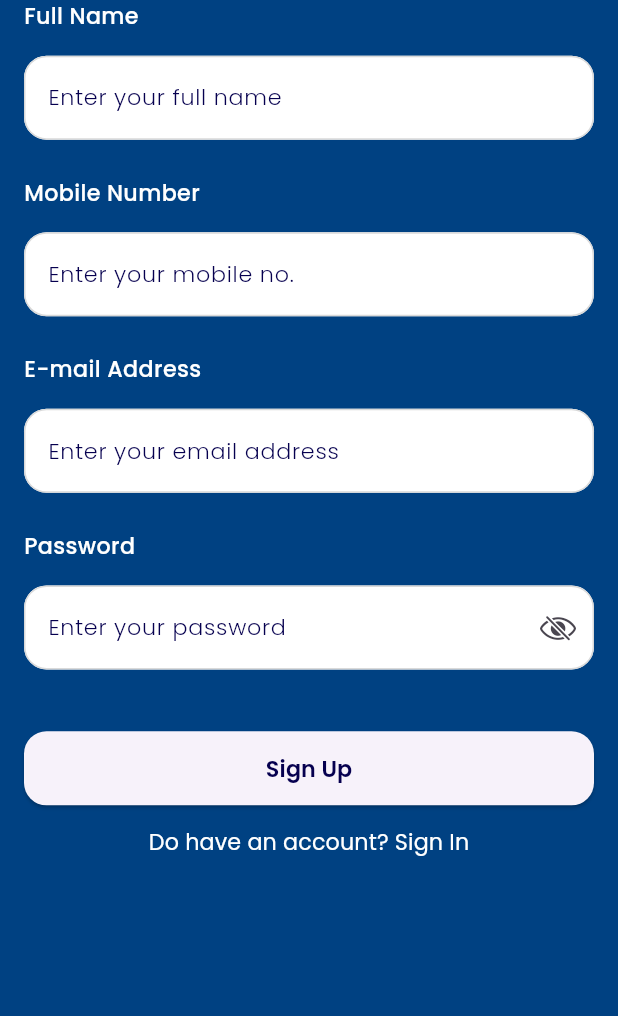
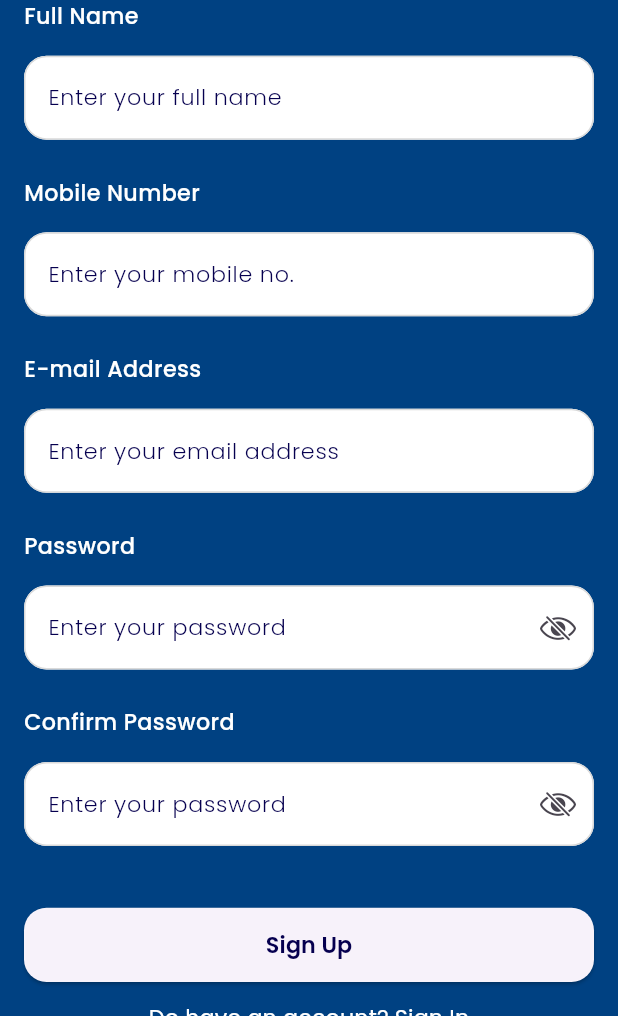
Before and after one commit to MostafaEsmail98/e_commerce, a Flutter app: the SignUp screen opened by its route, on a phone screen of 412 x 824 dp, the part 220-1236 px from its top. Run offline on Flutter 3.47's test engine with Material 3 defaults, Android fonts, the phone set to English and light mode, and no system bars; our stand-ins replace bloc, connectivity_plus, dartz, dio, flutter_bloc, flutter_svg and 3 more; accounts and stored records are empty.

Commit message:
finish logic of sign up screen

```diff
--- a/lib/core/database/api/endpoints.dart
+++ b/lib/core/database/api/endpoints.dart
@@ -1,6 +1,7 @@
 class Endpoints {
   static String endpoint = "https://ecommerce.routemisr.com/api/v1/";
   static String signIn = "auth/signin";
+  static String signUp = "auth/signup";
 }
 
 class ApiKey {
--- a/lib/core/params/params.dart
+++ b/lib/core/params/params.dart
@@ -4,3 +4,13 @@ class SignInParams {
 
   SignInParams({required this.email, required this.password});
 }
+
+class SignUpParams {
+  final String email;
+  final String password;
+  final String rePassword;
+  final String name;
+  final String mobil;
+
+  SignUpParams({required this.name, required this.mobil, required this.email, required this.password, required  this.rePassword});
+}
--- a/lib/features/auth/data/dataSoures/remoteData/remote_sign_in_impl.dart
+++ b/lib/features/auth/data/dataSoures/remoteDataSignIn/remote_sign_in_impl.dart
@@ -3,7 +3,7 @@ import 'package:e_commrece/core/database/api/api_consumer.dart';
 import 'package:e_commrece/core/database/api/endpoints.dart';
 import 'package:e_commrece/core/errors/error_model.dart';
 import 'package:e_commrece/core/params/params.dart';
-import 'package:e_commrece/features/auth/data/dataSoures/remoteData/remote_sign_in.dart';
+import 'package:e_commrece/features/auth/data/dataSoures/remoteDataSignIn/remote_sign_in.dart';
 import 'package:e_commrece/features/auth/data/models/sign_in_model.dart';
 
 import '../../../../../core/errors/exceptions.dart';
--- /dev/null
+++ b/lib/features/auth/data/dataSoures/remoteDataSignUp/remote_sign_up_impl.dart
@@ -0,0 +1,31 @@
+import 'package:dartz/dartz.dart';
+import 'package:e_commrece/core/database/api/api_consumer.dart';
+import 'package:e_commrece/core/database/api/endpoints.dart';
+import 'package:e_commrece/core/errors/error_model.dart';
+import 'package:e_commrece/core/errors/exceptions.dart';
+import 'package:e_commrece/core/params/params.dart';
+import 'package:e_commrece/features/auth/data/dataSoures/remoteDataSignUp/remote_sign_up.dart';
+import 'package:e_commrece/features/auth/data/models/sign_up_model.dart';
+
+class RemoteSignUpImpl extends RemoteSignUp {
+  ApiConsumer api;
+
+  RemoteSignUpImpl({required this.api});
+
+  @override
+  Future<Either<ErrorModel, SignUpModel>> postNewUser(
+      {required SignUpParams params}) async {
+    try {
+   var response = await api.post(Endpoints.signUp, data: {
+        "name": params.name,
+        "email": params.email,
+        "password": params.password,
+        "rePassword":params.rePassword,
+        "phone":params.mobil
+      });
+  return Right(SignUpModel.fromJson(response));
+    } on ServerExceptions catch (e) {
+      return Left(ErrorModel(errMassage: e.errorModel.errMassage));
+    }
+  }
+}
--- a/lib/features/auth/data/repositery/sign_in_repo_impl.dart
+++ b/lib/features/auth/data/repositery/sign_in_repo_impl.dart
@@ -1,9 +1,10 @@
 import 'package:dartz/dartz.dart';
 import 'package:e_commrece/core/errors/error_model.dart';
 import 'package:e_commrece/core/params/params.dart';
-import 'package:e_commrece/features/auth/data/dataSoures/remoteData/remote_sign_in.dart';
 import 'package:e_commrece/features/auth/domain/entities/sign_in_entity.dart';
 import 'package:e_commrece/features/auth/domain/repositery/sign_in_repo.dart';
+
+import '../dataSoures/remoteDataSignIn/remote_sign_in.dart';
 
 class SignInRepoImpl extends SignInRepo {
   RemoteSignIn remoteSignIn;
--- /dev/null
+++ b/lib/features/auth/data/repositery/sign_up_repo_impl.dart
@@ -0,0 +1,18 @@
+import 'package:dartz/dartz.dart';
+import 'package:e_commrece/core/errors/error_model.dart';
+import 'package:e_commrece/core/params/params.dart';
+import 'package:e_commrece/features/auth/data/dataSoures/remoteDataSignUp/remote_sign_up.dart';
+import 'package:e_commrece/features/auth/domain/entities/sign_up_entity.dart';
+import 'package:e_commrece/features/auth/domain/repositery/sign_up_repo.dart';
+
+class SignUpRepoImpl extends SignUpRepo {
+  RemoteSignUp remoteSignUp;
+
+  SignUpRepoImpl({required this.remoteSignUp});
+
+  @override
+  Future<Either<ErrorModel, SignUpEntity>> postNewUser(
+      {required SignUpParams params}) async{
+    return await remoteSignUp.postNewUser(params: params);
+  }
+}
--- /dev/null
+++ b/lib/features/auth/domain/entities/sign_up_entity.dart
@@ -0,0 +1,18 @@
+
+
+class SignUpEntity {
+  final UserNewEntity user;
+
+  final String token;
+
+  SignUpEntity({required this.user, required this.token});
+}
+
+
+
+class UserNewEntity {
+  final String name ;
+  final String email ;
+
+  UserNewEntity({required this.name, required this.email});
+}
--- /dev/null
+++ b/lib/features/auth/domain/usesCase/sign_up_use_cases.dart
@@ -0,0 +1,15 @@
+import 'package:dartz/dartz.dart';
+import 'package:e_commrece/core/errors/error_model.dart';
+import 'package:e_commrece/core/params/params.dart';
+import 'package:e_commrece/features/auth/domain/entities/sign_up_entity.dart';
+import 'package:e_commrece/features/auth/domain/repositery/sign_up_repo.dart';
+
+class SignUpUseCases {
+  SignUpRepo signUpRepo;
+
+  SignUpUseCases({required this.signUpRepo});
+
+  Future<Either<ErrorModel, SignUpEntity>> call({required SignUpParams params}){
+    return signUpRepo.postNewUser(params: params);
+  }
+}
--- a/lib/features/auth/presentation/manager/sign_in_cubit/sign_in_cubit.dart
+++ b/lib/features/auth/presentation/manager/sign_in_cubit/sign_in_cubit.dart
@@ -1,13 +1,13 @@
 import 'package:bloc/bloc.dart';
 import 'package:dio/dio.dart';
 import 'package:e_commrece/core/database/api/dio_consumer.dart';
-import 'package:e_commrece/features/auth/data/dataSoures/remoteData/remote_sign_in_impl.dart';
 import 'package:e_commrece/features/auth/data/repositery/sign_in_repo_impl.dart';
 import 'package:e_commrece/features/auth/domain/usesCase/sign_in_uses_case.dart';
 import 'package:e_commrece/features/auth/presentation/manager/sign_in_cubit/sign_in_state.dart';
 import 'package:flutter/cupertino.dart';
 
 import '../../../../../core/params/params.dart';
+import '../../../data/dataSoures/remoteDataSignIn/remote_sign_in_impl.dart';
 
 class SignInCubit extends Cubit<SignInState> {
   TextEditingController emailController = TextEditingController();
@@ -21,6 +21,7 @@ class SignInCubit extends Cubit<SignInState> {
             signInRepo: SignInRepoImpl(
                 remoteSignIn: RemoteSignInImpl(api: DioConsumer(dio: Dio()))))
         .call(params:SignInParams(email: emailController.text, password: passwordController.text));
-  response.fold((failure)=>emit(SignInFailure(failure)), (user)=>emit(SignInSuccessful(user)));
+  response.fold((failure)=>emit(SignInFailure(failure)), (user) {
+    emit(SignInSuccessful(user));});
   }
 }
--- a/lib/features/auth/presentation/manager/sign_in_cubit/sign_in_state.dart
+++ b/lib/features/auth/presentation/manager/sign_in_cubit/sign_in_state.dart
@@ -9,7 +9,6 @@ final class SignInLoading extends SignInState {}
 
 final class SignInSuccessful extends SignInState {
   SignInEntity signInEntity;
-
   SignInSuccessful(this.signInEntity);
 }
 
--- /dev/null
+++ b/lib/features/auth/presentation/manager/sign_up_cubit/sign_up_cubit.dart
@@ -0,0 +1,39 @@
+import 'package:bloc/bloc.dart';
+import 'package:dio/dio.dart';
+import 'package:e_commrece/core/database/api/dio_consumer.dart';
+import 'package:e_commrece/core/params/params.dart';
+import 'package:e_commrece/features/auth/data/dataSoures/remoteDataSignUp/remote_sign_up_impl.dart';
+import 'package:e_commrece/features/auth/data/repositery/sign_up_repo_impl.dart';
+import 'package:e_commrece/features/auth/domain/usesCase/sign_up_use_cases.dart';
+import 'package:flutter/material.dart';
+import '../../../../../core/errors/error_model.dart';
+import '../../../domain/entities/sign_up_entity.dart';
+
+part 'sign_up_state.dart';
+
+class SignUpCubit extends Cubit<SignUpState> {
+  TextEditingController nameController = TextEditingController();
+  TextEditingController mobilController = TextEditingController();
+  TextEditingController emailController = TextEditingController();
+  TextEditingController passwordController = TextEditingController();
+  TextEditingController rePasswordController = TextEditingController();
+  GlobalKey<FormState> key = GlobalKey();
+
+  SignUpCubit() : super(SignUpInitial());
+
+  postNewUser() async {
+    emit(SignUpLoading());
+    var response = await SignUpUseCases(
+            signUpRepo: SignUpRepoImpl(
+                remoteSignUp: RemoteSignUpImpl(api: DioConsumer(dio: Dio()))))
+        .call(
+            params: SignUpParams(
+                rePassword: rePasswordController.text,
+                name: nameController.text,
+                mobil: mobilController.text,
+                email: emailController.text,
+                password: passwordController.text));
+    response.fold((failure) => emit(SignUpFailure(failure)),
+        (user) => emit(SignUpSuccessful(user)));
+  }
+}
--- /dev/null
+++ b/lib/features/auth/presentation/manager/sign_up_cubit/sign_up_state.dart
@@ -0,0 +1,15 @@
+part of 'sign_up_cubit.dart';
+
+class SignUpState {}
+
+final class SignUpInitial extends SignUpState {}
+final class SignUpLoading extends SignUpState {}
+final class SignUpSuccessful extends SignUpState {
+  SignUpEntity signInEntity;
+
+  SignUpSuccessful(this.signInEntity);
+}
+final class SignUpFailure extends SignUpState {
+  ErrorModel failure;
+  SignUpFailure(this.failure);
+}
--- a/lib/features/auth/presentation/screens/sign_up.dart
+++ b/lib/features/auth/presentation/screens/sign_up.dart
@@ -1,9 +1,11 @@
 import 'package:e_commrece/core/utils/app_styles.dart';
 import 'package:e_commrece/core/utils/custom_space_height.dart';
 import 'package:e_commrece/core/utils/string.dart';
+import 'package:e_commrece/features/auth/presentation/manager/sign_up_cubit/sign_up_cubit.dart';
 import 'package:e_commrece/features/auth/presentation/widgets/custom_logo.dart';
 import 'package:e_commrece/features/auth/presentation/widgets/custom_text_field.dart';
 import 'package:flutter/material.dart';
+import 'package:flutter_bloc/flutter_bloc.dart';
 import 'package:go_router/go_router.dart';
 
 import '../../../../core/utils/k_colors.dart';
@@ -14,18 +16,15 @@ class SignUp extends StatelessWidget {
 
   @override
   Widget build(BuildContext context) {
-    TextEditingController nameController = TextEditingController();
-    TextEditingController mobilController = TextEditingController();
-    TextEditingController emailController = TextEditingController();
-    TextEditingController passwordController = TextEditingController();
-    GlobalKey <FormState>key = GlobalKey();
     return Scaffold(
       backgroundColor: backGround,
       body: SingleChildScrollView(
         child: Padding(
           padding: const EdgeInsets.symmetric(horizontal: 16.0),
           child: Form(
-            key: key,
+            key: context
+                .read<SignUpCubit>()
+                .key,
             child: Column(
               children: [
                 const CustomLogo(),
@@ -37,7 +36,9 @@ class SignUp extends StatelessWidget {
                       return null;
                     },
                     text: "Enter your full name",
-                    controller: nameController,
+                    controller: context
+                        .read<SignUpCubit>()
+                        .nameController,
                     title: "Full Name"),
                 const CustomSpaceHeight(height: .03),
                 CustomTextField(
@@ -50,7 +51,9 @@ class SignUp extends StatelessWidget {
                       return null;
                     },
                     text: "Enter your mobile no.",
-                    controller: mobilController,
+                    controller: context
+                        .read<SignUpCubit>()
+                        .mobilController,
                     title: "Mobile Number"),
                 const CustomSpaceHeight(height: .03),
                 CustomTextField(
@@ -63,7 +66,9 @@ class SignUp extends StatelessWidget {
                       return null;
                     },
                     text: "Enter your email address",
-                    controller: emailController,
+                    controller: context
+                        .read<SignUpCubit>()
+                        .emailController,
                     title: "E-mail Address"),
                 const CustomSpaceHeight(height: .03),
                 CustomTextField(
@@ -77,24 +82,74 @@ class SignUp extends StatelessWidget {
                     },
                     isPassword: true,
                     text: "Enter your password",
-                    controller: passwordController,
+                    controller: context
+                        .read<SignUpCubit>()
+                        .passwordController,
                     title: "Password"),
+                const CustomSpaceHeight(height: .03),
+                CustomTextField(
+                    validator: (val) {
+                      if (val!.isEmpty) {
+                        return "Password cannot be empty";
+                      } else if (val.length < 8) {
+                        return "Password should be more than 7 letters";
+                      } else if (context
+                          .read<SignUpCubit>()
+                          .passwordController
+                          .text !=
+                          context
+                              .read<SignUpCubit>()
+                              .rePasswordController
+                              .text) {
+                        return "Password is not equal";
+                      }
+                      return null;
+                    },
+                    isPassword: true,
+                    text: "Enter your password",
+                    controller:
+                    context
+                        .read<SignUpCubit>()
+                        .rePasswordController,
+                    title: "Confirm Password"),
                 const CustomSpaceHeight(height: .05),
                 ElevatedButton(
                     style: ButtonStyle(
                         shape: WidgetStatePropertyAll(RoundedRectangleBorder(
                             borderRadius: BorderRadius.circular(15)))),
                     onPressed: () {
-                      if (key.currentState!.validate()) {
+                      if (context
+                          .read<SignUpCubit>()
+                          .key
+                          .currentState!
+                          .validate()) {
+                        context.read<SignUpCubit>().postNewUser();
                       }
                     },
                     child: SizedBox(
-                      height: MediaQuery.sizeOf(context).height * .06,
+                      height: MediaQuery
+                          .sizeOf(context)
+                          .height * .06,
                       width: double.maxFinite,
-                      child: Center(
-                          child: Text(
-                        "Sign Up",
-                        style: AppStyles.textSemiBold18(context),
+                      child:
+                      Center(child: BlocBuilder<SignUpCubit, SignUpState>(
+                        builder: (context, state) {
+                          if (state is SignUpLoading) {
+                            return const CircularProgressIndicator();
+                          }
+                          else if (state is SignUpSuccessful) {
+                            return Text("Done",
+                              style: AppStyles.textSemiBold18(context),);
+                          }
+                          else if (state is SignUpFailure) {
+                            return Text(state.failure.errMassage,
+                                style: AppStyles.textSemiBold18(context));
+                          }
+                          return Text(
+                            "Sign Up",
+                            style: AppStyles.textSemiBold18(context),
+                          );
+                        },
                       )),
                     )),
                 Center(
```
Also changed, not shown: lib/features/auth/data/dataSoures/remoteDataSignUp/remote_sign_up.dart (added, +8 -0 lines), lib/features/auth/data/models/sign_up_model.dart (added, +39 -0 lines), lib/features/auth/domain/repositery/sign_up_repo.dart (added, +8 -0 lines), lib/main.dart (+9 -9 lines), lib/features/auth/data/dataSoures/remoteDataSignIn/remote_sign_in.dart (renamed from lib/features/auth/data/dataSoures/remoteData/remote_sign_in.dart).
